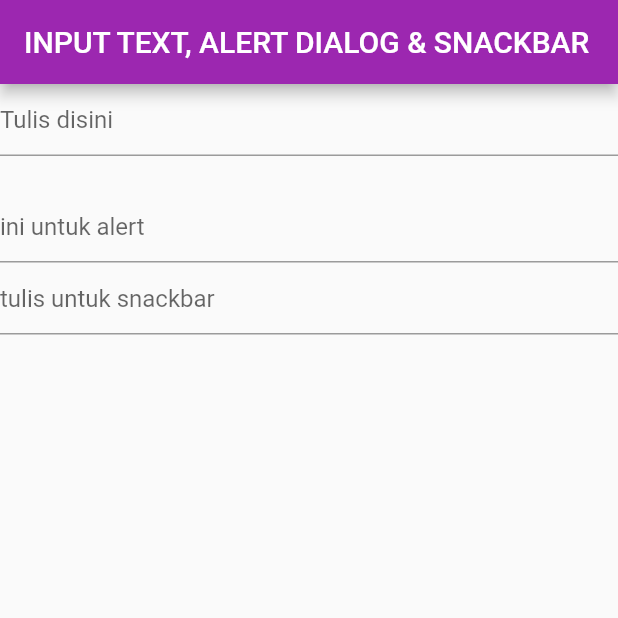
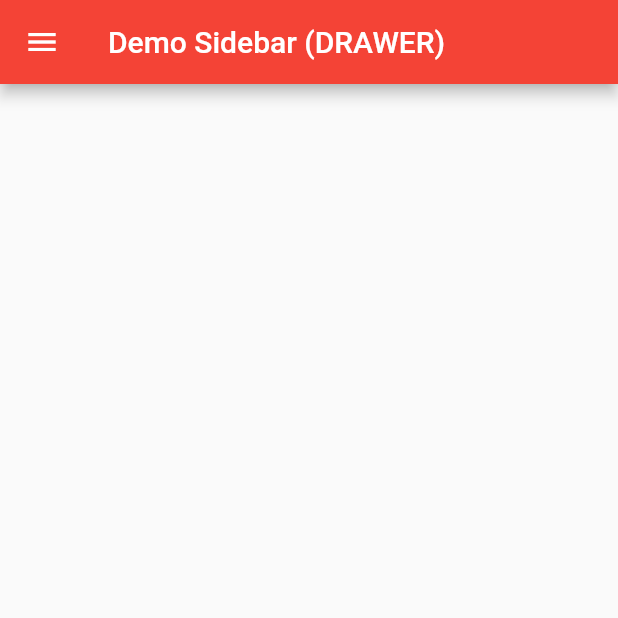
Before and after one commit to aluth313/latihan-flutter, a Flutter app: the screen it shows after launch, on a phone screen of 412 x 824 dp, the top half of it. Run offline on Flutter 3.47's test engine with Material 2 defaults, Android fonts, the phone set to English and light mode, and no system bars.

Commit message:
sidebar (drawer) & user profile

```diff
--- a/lib/main.dart
+++ b/lib/main.dart
@@ -1,4 +1,5 @@
 import 'package:flutter/material.dart';
+import './detail.dart';
 
 void main() {
   runApp(new MaterialApp(
@@ -13,82 +14,78 @@ class HalHallo extends StatefulWidget {
 }
 
 class _HalHalloState extends State<HalHallo> {
-  String teks = "";
-  final GlobalKey<ScaffoldState> _scaffoldState = new GlobalKey<ScaffoldState>();
+  String gambar1 =
+      "https://blue.kumparan.com/image/upload/fl_progressive,fl_lossy,c_fill,q_auto:best,w_640/v1619493558/u3wutzogf853ksr2lncw_ujx6f6.jpg";
+  String gambar2 =
+      "https://cdn-2.tstatic.net/batam/foto/bank/images/poster-film-avengers-infinity-war_20180423_071011.jpg";
+  String backup;
+  String nama1 = "Ujang";
+  String nama2 = "Avengers";
+  String backupnama;
 
-  TextEditingController controller = new TextEditingController();
-  TextEditingController controllerAlert = new TextEditingController();
-  TextEditingController controllerSnackbar = new TextEditingController();
+  void gantiUser() {
+    this.setState(() {
+      backup = gambar1;
+      gambar1 = gambar2;
+      gambar2 = backup;
 
-  void _alertdialog(String str) {
-    if (str.isEmpty) return;
-    AlertDialog alertDialog = new AlertDialog(
-      content: new Text(
-        str,
-        style: new TextStyle(fontSize: 20.0),
-      ),
-      actions: <Widget>[
-        new RaisedButton(color: Colors.purple, child: new Text("OK"), onPressed: (){
-          Navigator.pop(context);
-        })
-      ],
-    );
-
-    showDialog(context: context, child: alertDialog);
-  }
-
-  void _snackbar(String str) {
-    if (str.isEmpty) return;
-    _scaffoldState.currentState.showSnackBar(new SnackBar(
-      content: new Text(str, style: new TextStyle(fontSize: 20.0),),
-      duration: new Duration(seconds: 3),
-      ));
+      backupnama = nama1;
+      nama1 = nama2;
+      nama2 = backupnama;
+    });
   }
 
   @override
   Widget build(BuildContext context) {
     return new Scaffold(
-      key: _scaffoldState,
       appBar: new AppBar(
-        title: new Text("INPUT TEXT, ALERT DIALOG & SNACKBAR"),
-        backgroundColor: Colors.purple,
+        title: new Text("Demo Sidebar (DRAWER)"),
+        backgroundColor: Colors.red,
       ),
-      body: new Container(
-        child: new Column(
+      drawer: new Drawer(
+        child: new ListView(
           children: <Widget>[
-            new TextField(
-              controller: controller,
-              decoration: new InputDecoration(hintText: "Tulis disini"),
-              onSubmitted: (String str) {
-                setState(() {
-                  teks = str + '\n' + teks;
-                  controller.text = "";
-                });
-              },
+            new UserAccountsDrawerHeader(
+              accountName: new Text(nama1),
+              accountEmail: new Text("ujang@gmail.com"),
+              currentAccountPicture: new GestureDetector(
+                onTap: () {
+                  Navigator.of(context).pop();
+                  Navigator.of(context).push(new MaterialPageRoute(
+                      builder: (BuildContext context) => new Detail(
+                            nama: nama1,
+                            gambar: gambar1,
+                          )));
+                },
+                child: new CircleAvatar(
+                  backgroundImage: new NetworkImage(gambar1),
+                ),
+              ),
+              decoration: new BoxDecoration(
+                  image: new DecorationImage(
+                      image: new NetworkImage(
+                          "https://cdn0-production-images-kly.akamaized.net/M214oOJllSwlY3KqwGxuJ2G6qw4=/640x360/smart/filters:quality(75):strip_icc():format(jpeg)/kly-media-production/medias/3343563/original/001361400_1610083119-neon-light-arrow-direction-perspective_1017-22033.jpg"),
+                      fit: BoxFit.cover)),
+              otherAccountsPictures: <Widget>[
+                new GestureDetector(
+                    onTap: () => gantiUser(),
+                    child: new CircleAvatar(
+                      backgroundImage: new NetworkImage(gambar2),
+                    )),
+              ],
             ),
-            new Text(
-              teks,
-              style: new TextStyle(fontSize: 20.0),
+            new ListTile(
+              title: new Text("Setting"),
+              trailing: new Icon(Icons.settings),
             ),
-            new TextField(
-              controller: controllerAlert,
-              decoration: new InputDecoration(hintText: "ini untuk alert"),
-              onSubmitted: (String str) {
-                _alertdialog(str);
-                controllerAlert.text="";
-              },
-            ),
-            new TextField(
-              controller: controllerSnackbar,
-              decoration: new InputDecoration(hintText: "tulis untuk snackbar"),
-              onSubmitted: (String str) {
-                _snackbar(str);
-                controllerSnackbar.text="";
-              },
+            new ListTile(
+              title: new Text("Close"),
+              trailing: new Icon(Icons.close),
             ),
           ],
         ),
       ),
+      body: new Container(),
     );
   }
 }
```
Also changed, not shown: lib/detail.dart (added, +20 -0 lines).
